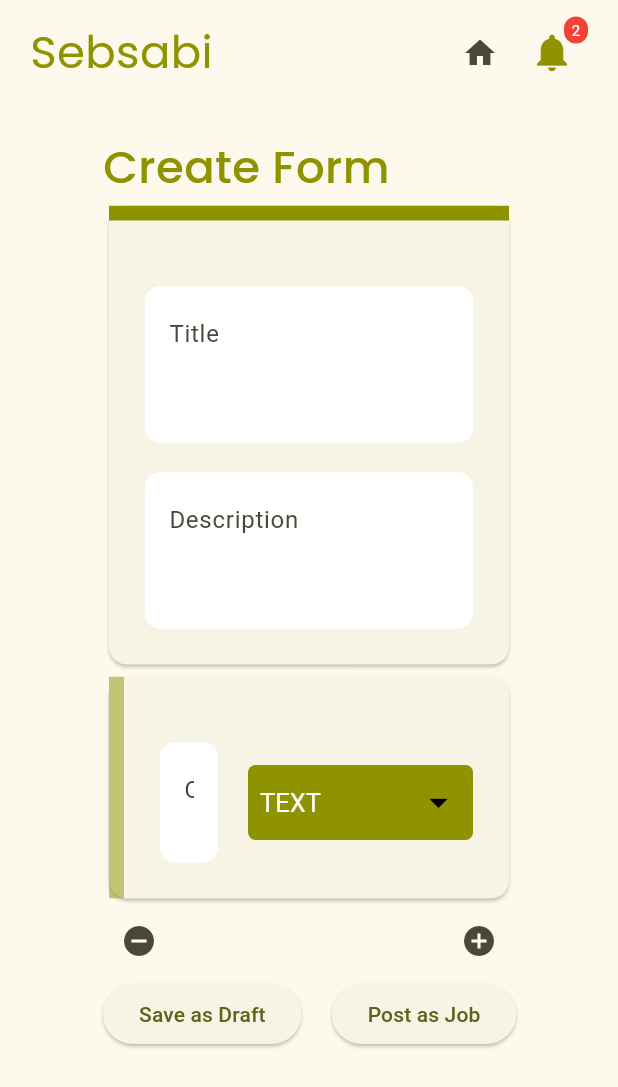
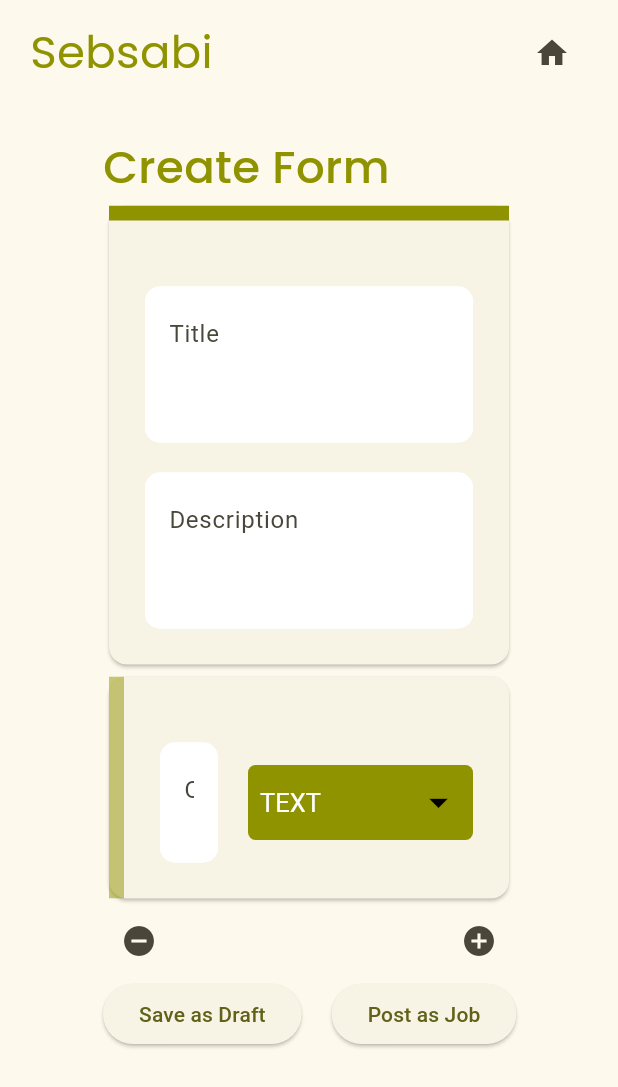
Before and after one commit to Betselot99/Sebsabi-front, a Flutter app: the CreateForm screen opened directly, on a phone screen of 412 x 824 dp. Shown: the top 1087 px of the screen. Run offline on Flutter 3.47's test engine with Material 3 defaults, Android fonts, the phone set to English and light mode, and no system bars; our stand-ins replace flutter_rating_bar, font_awesome_flutter, google_fonts, jwt_decoder, page_transition, responsive_builder and 1 more; missing offline and left inert: dart:html, lifecycle_aware_state, side_navigation; network calls fail.

Commit message:
icon fixes

```diff
--- a/lib/ui/widgets/notification.dart
+++ /dev/null
@@ -1,45 +0,0 @@
-import 'package:flutter/material.dart';
-
-class MyNotification extends StatelessWidget {
-  const MyNotification({super.key});
-
-  @override
-  Widget build(BuildContext context) {
-    return Stack(
-      children: [
-        IconButton(
-          icon: const Icon(Icons.notifications, color: Color(0XFF909300),size: 30,),
-          onPressed: (){
-            Scaffold.of(context).openEndDrawer();
-
-          },),
-
-        Positioned(
-          right: 0,
-          top: 0,
-          child: Container(
-            padding: const EdgeInsets.all(2),
-            decoration: BoxDecoration(
-              color: Colors.red,
-              borderRadius: BorderRadius.circular(8),
-            ),
-            constraints: const BoxConstraints(
-              minWidth: 16,
-              minHeight: 16,
-            ),
-            child: const Text(
-              '2',
-              style: TextStyle(
-                color: Colors.white,
-                fontSize: 10,
-              ),
-              textAlign: TextAlign.center,
-            ),
-          ),
-        ),
-
-
-      ],
-    );
-  }
-}
--- a/lib/ui/widgets/pagesnavbar.dart
+++ b/lib/ui/widgets/pagesnavbar.dart
@@ -2,7 +2,7 @@ import 'package:flutter/material.dart';
 import 'package:responsive_builder/responsive_builder.dart';
 import 'package:google_fonts/google_fonts.dart';
 import 'package:sebsabi/ui/home.dart';
-import 'package:sebsabi/ui/widgets/notification.dart';
+
 
 
 class PagesNavBar extends StatefulWidget {
@@ -55,7 +55,7 @@ class _PagesNavBarState extends State<PagesNavBar> {
                     );
                   }, icon: const Icon(Icons.home)
                   ),
-                  MyNotification()
+
                 ],
               )
 
@@ -96,7 +96,7 @@ class _PagesNavBarState extends State<PagesNavBar> {
                           color: Color(0XFF909300),
                       ))),
                       ),
-                      MyNotification()
+
                     ],
                   )
 
```
Also changed, not shown: lib/ui/admin/admin_home.dart (+4 -8 lines), lib/ui/home.dart (+4 -5 lines), lib/ui/widgets/notification_drawer.dart (deleted, +0 -68 lines).
